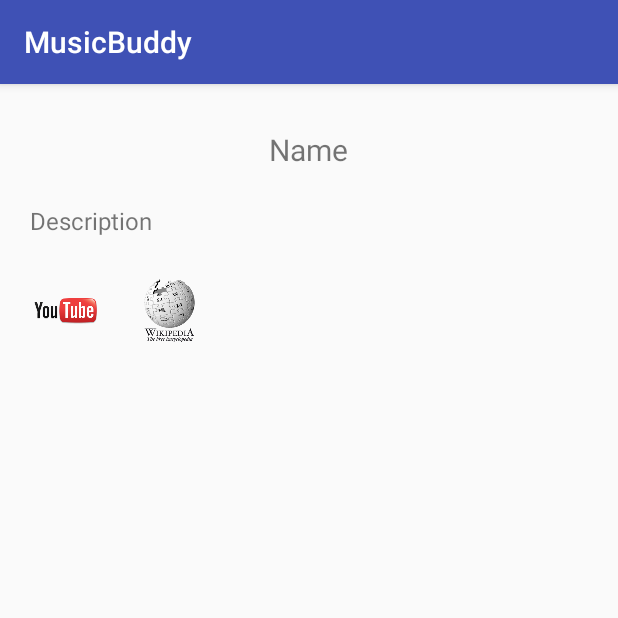
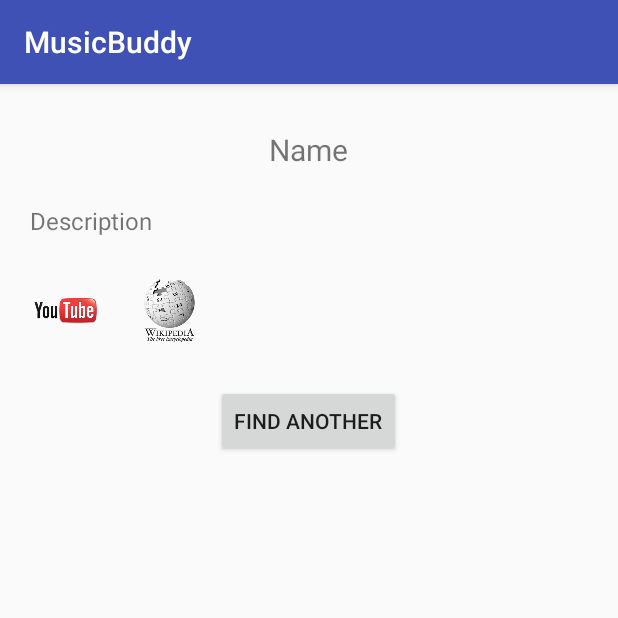
Before and after one commit to paulomelila/MusicBuddy, an Android app: the SimilarArtistsActivity screen opened directly, with no data from a screen before it, on a phone screen of 412 x 824 dp, the top half of it. Run offline under Robolectric (Android 15) with nearby library versions, the phone set to English and light mode, and no system bars; network calls fail; 4 statements that could not run were skipped.

Commit message:
add button in SimilarArtistsActivity to find another artist

```diff
--- a/app/src/main/java/com/gmail/paulovitormelila/musicbuddy/Music.java
+++ b/app/src/main/java/com/gmail/paulovitormelila/musicbuddy/Music.java
@@ -103,8 +103,6 @@ public class Music implements Parcelable {
 
         public Music[] newArray(int size) {
             return new Music[size];
-
         }
     };
-
 }
--- a/app/src/main/java/com/gmail/paulovitormelila/musicbuddy/SimilarArtistsActivity.java
+++ b/app/src/main/java/com/gmail/paulovitormelila/musicbuddy/SimilarArtistsActivity.java
@@ -5,6 +5,7 @@ import android.net.Uri;
 import android.support.v7.app.AppCompatActivity;
 import android.os.Bundle;
 import android.view.View;
+import android.widget.Button;
 import android.widget.ImageView;
 import android.widget.TextView;
 
@@ -12,25 +13,25 @@ import java.util.ArrayList;
 import java.util.Collections;
 
 public class SimilarArtistsActivity extends AppCompatActivity {
+    int index = 0;
 
     @Override
     protected void onCreate(Bundle savedInstanceState) {
         super.onCreate(savedInstanceState);
         setContentView(R.layout.activity_similar_artists);
 
-        TextView artistName = (TextView) findViewById(R.id.name);
-        TextView artistDescription = (TextView) findViewById(R.id.description);
+        final TextView artistName = (TextView) findViewById(R.id.name);
+        final TextView artistDescription = (TextView) findViewById(R.id.description);
         ImageView youtubeIcon = (ImageView) findViewById(R.id.youtubeIcon);
         ImageView wikipediaIcon = (ImageView) findViewById(R.id.wikipediaIcon);
+        Button findAnother = (Button) findViewById(R.id.findAnother);
 
         Intent intent = getIntent();
-        ArrayList<Music> artistsList = intent.getParcelableArrayListExtra("ArtistsList");
+        final ArrayList<Music> artistsList = intent.getParcelableArrayListExtra("ArtistsList");
         Collections.shuffle(artistsList);
 
-        final Music firstArtist = artistsList.get(0);
-
-        artistName.setText(firstArtist.getName());
-        artistDescription.setText(firstArtist.getwTeaser());
+        artistName.setText(artistsList.get(index).getName());
+        artistDescription.setText(artistsList.get(index).getwTeaser());
 
         for (int i = 0; i < artistsList.size(); i++) {
             System.out.println((i+1) + ". " + artistsList.get(i).getName());
@@ -39,14 +40,23 @@ public class SimilarArtistsActivity extends AppCompatActivity {
         youtubeIcon.setOnClickListener(new View.OnClickListener() {
             @Override
             public void onClick(View view) {
-                youtubeAppIntent(firstArtist.getyID());
+                youtubeAppIntent(artistsList.get(index).getyID());
             }
         });
 
         wikipediaIcon.setOnClickListener(new View.OnClickListener() {
             @Override
             public void onClick(View view) {
-                wikipediaArticleIntent(firstArtist.getwUrl());
+                wikipediaArticleIntent(artistsList.get(index).getwUrl());
+            }
+        });
+
+        findAnother.setOnClickListener(new View.OnClickListener() {
+            @Override
+            public void onClick(View view) {
+                index = (index + 1) % artistsList.size();
+                artistName.setText(artistsList.get(index).getName());
+                artistDescription.setText(artistsList.get(index).getwTeaser());
             }
         });
     }
@@ -63,9 +73,4 @@ public class SimilarArtistsActivity extends AppCompatActivity {
         intent.setData(Uri.parse(wikiPage));
         startActivity(intent);
     }
-
-//    private void displayArtistDetails(ArrayList<Music> artists, int index) {
-//        artistName.setText(artists.get(index).getName());
-//        artistDescription.setText(artists.get(index).getwTeaser());
-//    }
 }
--- a/app/src/main/res/layout/activity_similar_artists.xml
+++ b/app/src/main/res/layout/activity_similar_artists.xml
@@ -58,6 +58,17 @@
             android:layout_alignTop="@+id/youtubeIcon"
             android:layout_toEndOf="@+id/youtubeIcon"
             android:layout_marginStart="21dp" />
+
+        <Button
+            android:text="Find Another"
+            android:id="@+id/findAnother"
+            android:layout_width="wrap_content"
+            android:layout_height="wrap_content"
+            android:layout_marginTop="25dp"
+            android:layout_below="@+id/wikipediaIcon"
+            android:layout_marginBottom="25dp"
+            android:layout_centerHorizontal="true" />
+
     </RelativeLayout>
 
 </ScrollView>
```
